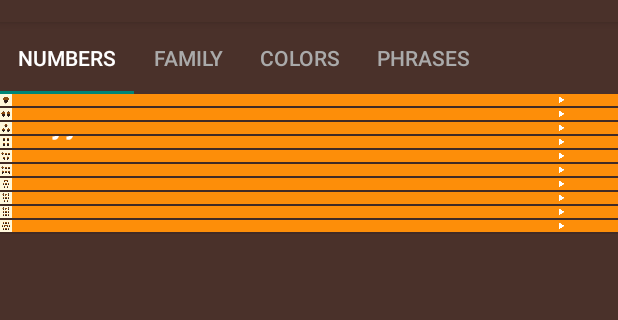
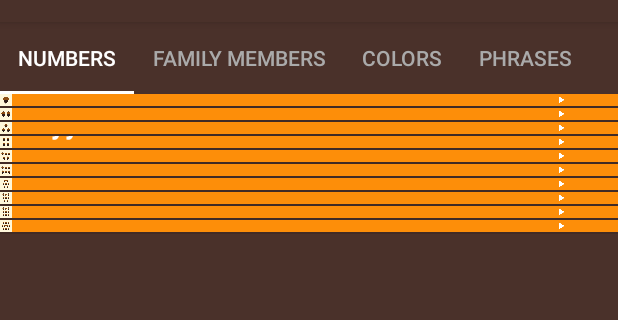
Before and after one commit to unomonteiro/Miwok, an Android app: the screen it shows after launch (MainActivity), on a phone screen of 412 x 824 dp, the part 62-382 px from its top. Run offline under Robolectric (Android 15) with nearby library versions, the phone set to English and light mode, and no system bars.

Commit message:
lesson 5 free version

```diff
--- a/app/src/main/java/com/example/android/miwok/CategoryFragmentPagerAdapter.java
+++ b/app/src/main/java/com/example/android/miwok/CategoryFragmentPagerAdapter.java
@@ -42,7 +42,15 @@ public class CategoryFragmentPagerAdapter extends FragmentPagerAdapter {
     @Override
     public CharSequence getPageTitle(int position) {
         // Generate title based on item position
-        return tabTitles[position];
+        if (position == 0) {
+            return mContext.getResources().getString(R.string.category_numbers);
+        } else if (position == 1) {
+            return mContext.getResources().getString(R.string.category_family);
+        } else if (position == 2) {
+            return mContext.getResources().getString(R.string.category_colors);
+        } else {
+            return mContext.getResources().getString(R.string.category_phrases);
+        }
     }
 
 }
--- a/app/src/main/res/layout/activity_main.xml
+++ b/app/src/main/res/layout/activity_main.xml
@@ -29,6 +29,7 @@
         android:layout_height="wrap_content"
         app:tabTextColor="@android:color/darker_gray"
         app:tabSelectedTextColor="@android:color/white"
+        app:tabIndicatorColor="@android:color/white"
         app:tabMode="scrollable"/>
 
     <android.support.v4.view.ViewPager
```
